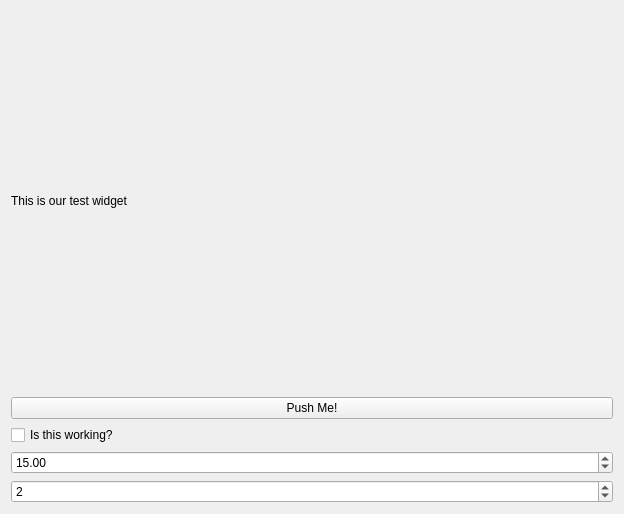
Qt form qt5/uic/resources/basiclayout.ui (2php/go-qt5) before a commit.
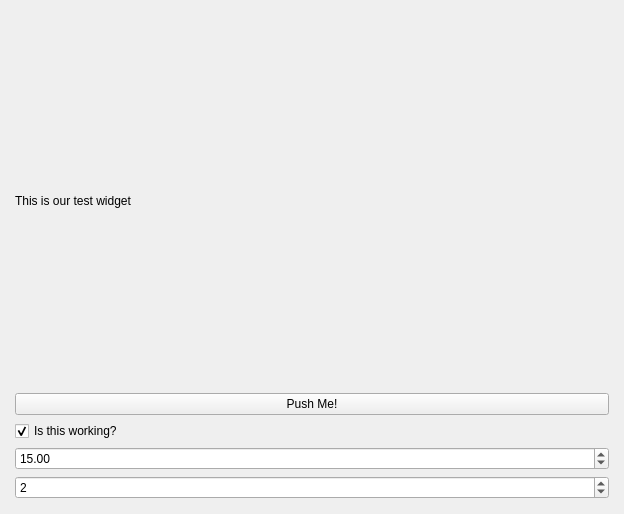
The same form after that commit.

Commit message: More robustness added to uifile parsing

The edit to the form file:
```diff
--- a/qt5/uic/resources/basiclayout.ui
+++ b/qt5/uic/resources/basiclayout.ui
@@ -10,10 +10,34 @@
     <height>514</height>
    </rect>
   </property>
+  <property name="sizePolicy">
+   <sizepolicy hsizetype="Expanding" vsizetype="Expanding">
+    <horstretch>3</horstretch>
+    <verstretch>3</verstretch>
+   </sizepolicy>
+  </property>
+  <property name="minimumSize">
+   <size>
+    <width>10</width>
+    <height>10</height>
+   </size>
+  </property>
   <property name="windowTitle">
    <string>Form</string>
   </property>
   <layout class="QVBoxLayout" name="verticalLayout">
+   <property name="leftMargin">
+    <number>15</number>
+   </property>
+   <property name="topMargin">
+    <number>15</number>
+   </property>
+   <property name="rightMargin">
+    <number>15</number>
+   </property>
+   <property name="bottomMargin">
+    <number>15</number>
+   </property>
    <item>
     <widget class="QLabel" name="titleLabel">
      <property name="text">
@@ -33,6 +57,9 @@
      <property name="text">
       <string>Is this working?</string>
      </property>
+     <property name="checked">
+      <bool>true</bool>
+     </property>
     </widget>
    </item>
    <item>
```
The commit also changes 1 other file.
